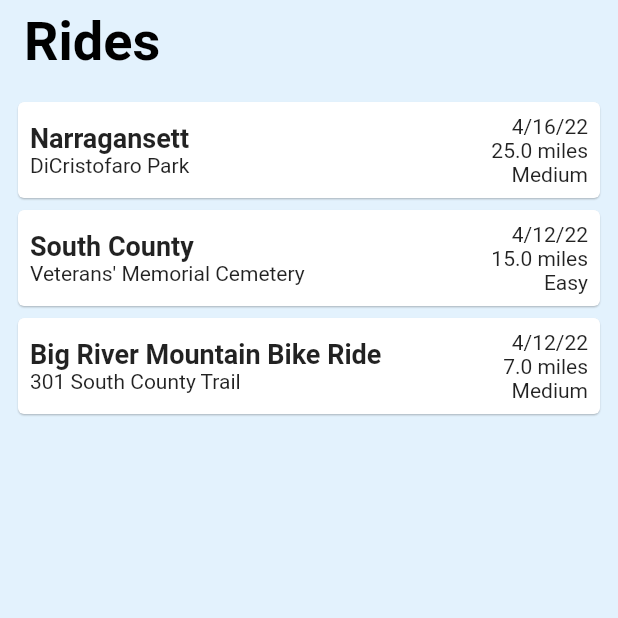
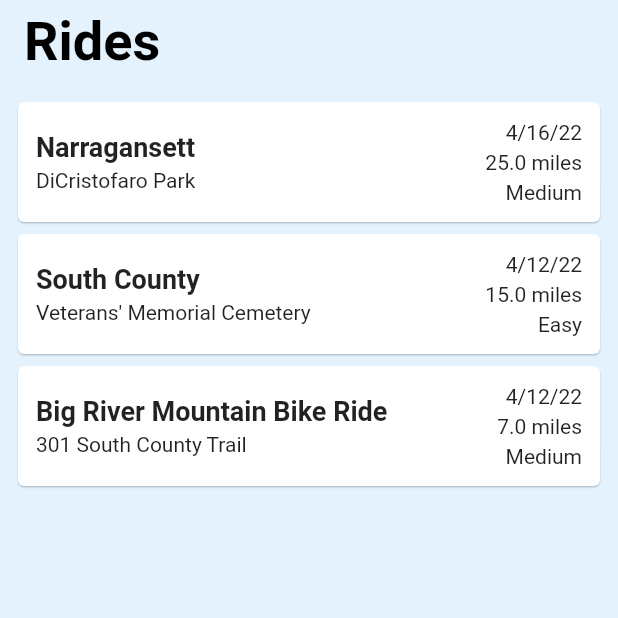
Before and after one commit to dillonfagan/oscc_app, a Flutter app: the screen it shows after launch, on a phone screen of 412 x 824 dp, the top half of it. Run offline on Flutter 3.47's test engine with Material 2 defaults, Android fonts, the light colour scheme and no system bars.

Commit message:
Create PaddedText widget

```diff
--- /dev/null
+++ b/lib/screens/schedule/padded_text.dart
@@ -0,0 +1,19 @@
+import 'package:flutter/material.dart';
+import 'padding_factory.dart';
+
+class PaddedText extends StatelessWidget {
+  final String text;
+  final TextStyle? style;
+
+  const PaddedText(this.text, {this.style});
+
+  @override
+  Widget build(BuildContext context) {
+    return PaddingFactory.vertical(
+      child: Text(
+        text,
+        style: style,
+      ),
+    );
+  }
+}
--- /dev/null
+++ b/lib/screens/schedule/padding_factory.dart
@@ -0,0 +1,10 @@
+import 'package:flutter/material.dart';
+
+class PaddingFactory {
+  static Widget vertical({required Widget child}) {
+    return Padding(
+      padding: const EdgeInsets.fromLTRB(0, 2.0, 0, 2.0),
+      child: child,
+    );
+  }
+}
--- a/lib/screens/schedule/schedule_screen.dart
+++ b/lib/screens/schedule/schedule_screen.dart
@@ -1,5 +1,6 @@
 import 'package:flutter/material.dart';
 import 'package:oscc_app/models/schedule/schedule_model.dart';
+import 'package:oscc_app/screens/schedule/padded_text.dart';
 import 'package:provider/provider.dart';
 import '../../models/schedule/ride.dart';
 
@@ -34,29 +35,30 @@ class _ScheduleState extends State<ScheduleScreen> {
                   itemBuilder: (context, index) {
                     return Card(
                       child: Padding(
-                        padding: const EdgeInsets.all(8.0),
+                        padding:
+                            const EdgeInsets.fromLTRB(12.0, 10.0, 12.0, 10.0),
                         child: Row(
                           children: [
                             Column(
                               crossAxisAlignment: CrossAxisAlignment.start,
                               children: [
-                                Text(
+                                PaddedText(
                                   rides[index].title!,
                                   style: const TextStyle(
                                     fontWeight: FontWeight.bold,
                                     fontSize: 18,
                                   ),
                                 ),
-                                Text(rides[index].location!),
+                                PaddedText(rides[index].location!),
                               ],
                             ),
                             const Spacer(),
                             Column(
                               crossAxisAlignment: CrossAxisAlignment.end,
                               children: [
-                                Text(rides[index].date!),
-                                Text("${rides[index].miles!} miles"),
-                                Text(rides[index].difficulty!),
+                                PaddedText(rides[index].date!),
+                                PaddedText("${rides[index].miles!} miles"),
+                                PaddedText(rides[index].difficulty!),
                               ],
                             ),
                           ],
```
